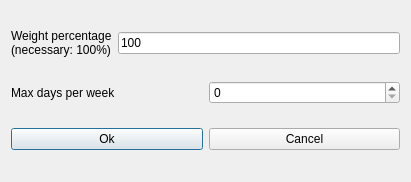
vonmecheln/fet, file fet/src/interface/modifyconstraintteachersmaxrealdaysperweekform_template.ui: the form before one commit.
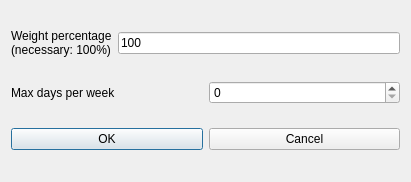
The form after the commit.

```diff
--- a/fet/src/interface/modifyconstraintteachersmaxrealdaysperweekform_template.ui
+++ b/fet/src/interface/modifyconstraintteachersmaxrealdaysperweekform_template.ui
@@ -70,7 +70,7 @@
      <item>
       <widget class="QPushButton" name="okPushButton">
        <property name="text">
-        <string>Ok</string>
+        <string>OK</string>
        </property>
       </widget>
      </item>
```
